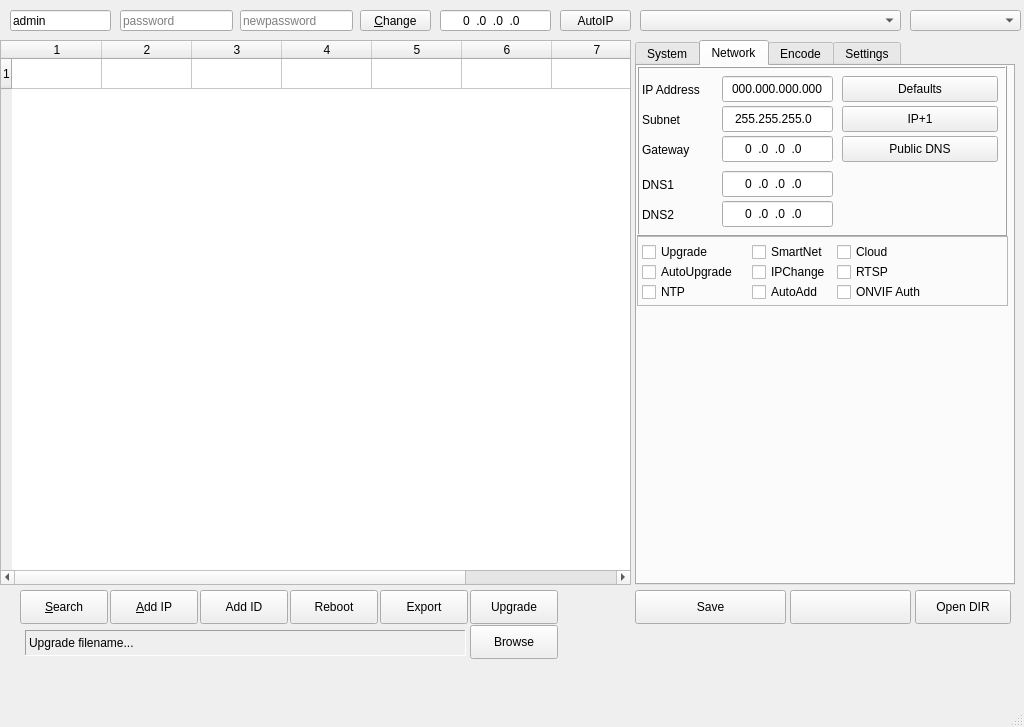
Before: the Qt Designer form dms.ui in OpenIPC/dms, drawn with Qt 5.
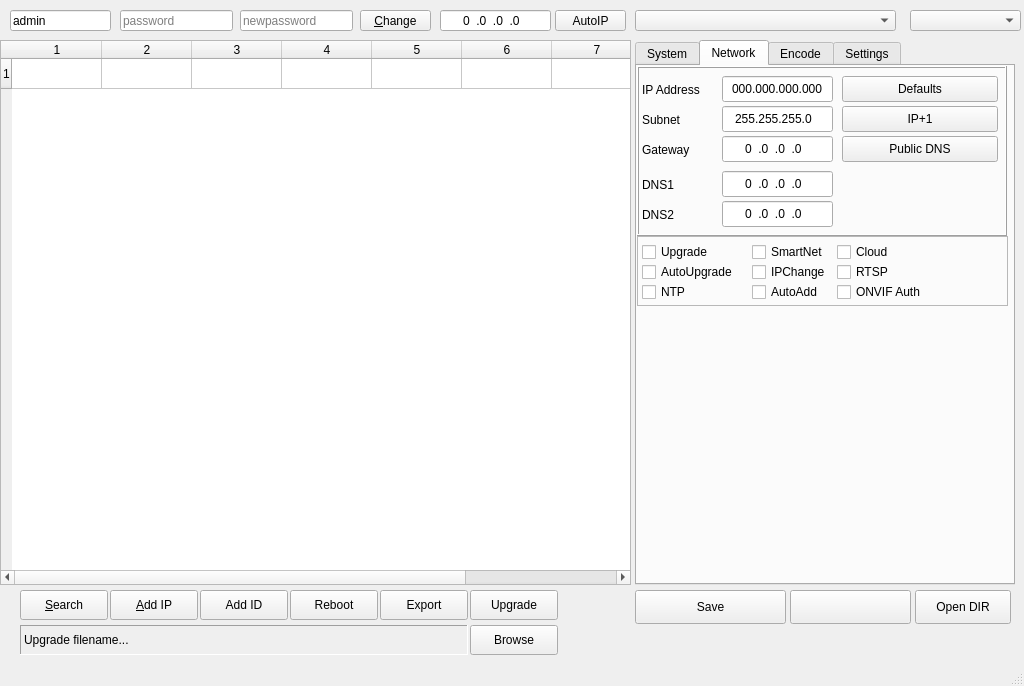
After: the same form once the commit is applied. Icons and pictures are not drawn.

```diff
--- a/dms.ui
+++ b/dms.ui
@@ -10,7 +10,7 @@
     <x>0</x>
     <y>0</y>
     <width>1024</width>
-    <height>727</height>
+    <height>686</height>
    </rect>
   </property>
   <property name="windowTitle">
@@ -36,7 +36,7 @@
       <x>20</x>
       <y>590</y>
       <width>88</width>
-      <height>34</height>
+      <height>30</height>
      </rect>
     </property>
     <property name="text">
@@ -221,7 +221,7 @@
    <widget class="QPushButton" name="btnAutoIP">
     <property name="geometry">
      <rect>
-      <x>560</x>
+      <x>555</x>
       <y>10</y>
       <width>71</width>
       <height>21</height>
@@ -234,7 +234,7 @@
    <widget class="QComboBox" name="comboInterfaces">
     <property name="geometry">
      <rect>
-      <x>640</x>
+      <x>635</x>
       <y>10</y>
       <width>261</width>
       <height>21</height>
@@ -269,7 +269,7 @@
       <x>110</x>
       <y>590</y>
       <width>88</width>
-      <height>34</height>
+      <height>30</height>
      </rect>
     </property>
     <property name="text">
@@ -756,7 +756,7 @@
       <x>470</x>
       <y>590</y>
       <width>88</width>
-      <height>34</height>
+      <height>30</height>
      </rect>
     </property>
     <property name="text">
@@ -769,7 +769,7 @@
       <x>290</x>
       <y>590</y>
       <width>88</width>
-      <height>34</height>
+      <height>30</height>
      </rect>
     </property>
     <property name="text">
@@ -782,7 +782,7 @@
       <x>380</x>
       <y>590</y>
       <width>88</width>
-      <height>34</height>
+      <height>30</height>
      </rect>
     </property>
     <property name="text">
@@ -795,7 +795,7 @@
       <x>200</x>
       <y>590</y>
       <width>88</width>
-      <height>34</height>
+      <height>30</height>
      </rect>
     </property>
     <property name="text">
@@ -844,10 +844,10 @@
    <widget class="QLabel" name="labFilename">
     <property name="geometry">
      <rect>
-      <x>25</x>
-      <y>630</y>
-      <width>441</width>
-      <height>26</height>
+      <x>20</x>
+      <y>625</y>
+      <width>448</width>
+      <height>30</height>
      </rect>
     </property>
     <property name="frameShape">
@@ -875,7 +875,7 @@
       <x>470</x>
       <y>625</y>
       <width>88</width>
-      <height>34</height>
+      <height>30</height>
      </rect>
     </property>
     <property name="text">
```
Left out of the diff: 2 changed lines with no effect on the pictures.
